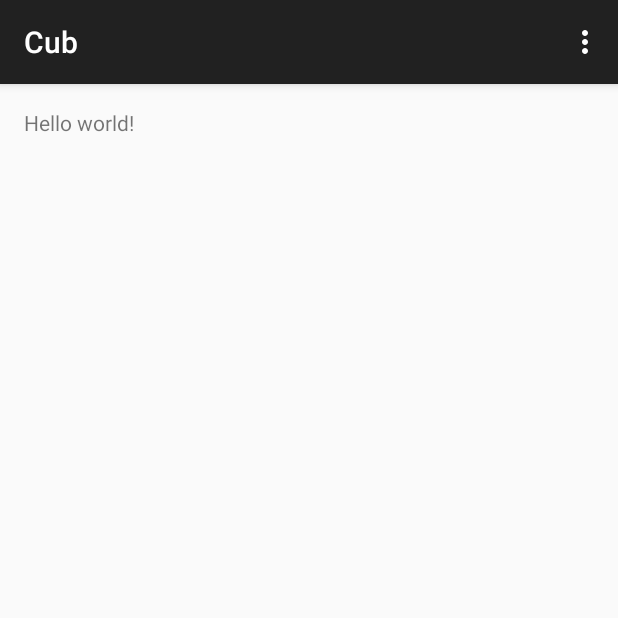
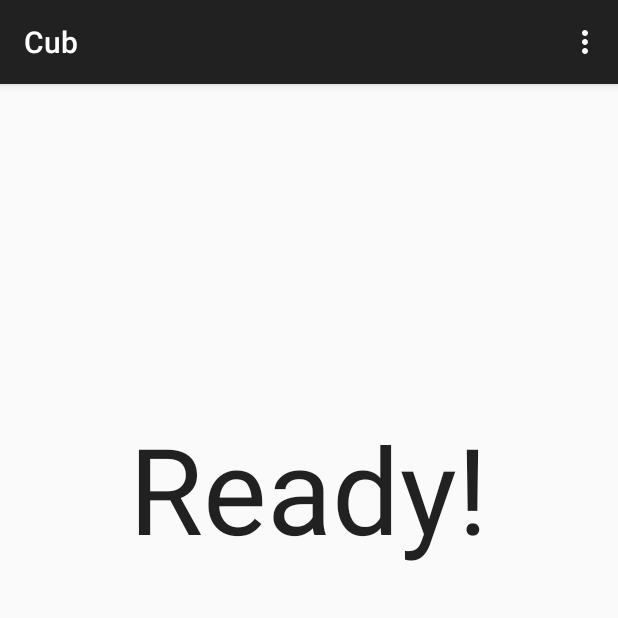
Before and after one commit to limabeans/cub, an Android app: the screen it shows after launch (MainActivity), on a phone screen of 412 x 824 dp, the top half of it. Run offline under Robolectric (Android 15) with nearby library versions, the phone set to English and light mode, and no system bars.

```diff
--- a/app/src/main/java/com/angelllim/cube/cub/MainActivity.java
+++ b/app/src/main/java/com/angelllim/cube/cub/MainActivity.java
@@ -1,17 +1,32 @@
 package com.angelllim.cube.cub;
 
+import android.graphics.Color;
+import android.os.Handler;
 import android.support.v7.app.ActionBarActivity;
 import android.os.Bundle;
+import android.util.Log;
 import android.view.Menu;
 import android.view.MenuItem;
+import android.view.MotionEvent;
+import android.view.View;
+import android.view.View.OnTouchListener;
+import android.widget.RelativeLayout;
+import android.widget.TextView;
 
 
-public class MainActivity extends ActionBarActivity {
+public class MainActivity extends ActionBarActivity implements OnTouchListener {
 
+
+    private TextView currentTimeTextView;
     @Override
     protected void onCreate(Bundle savedInstanceState) {
         super.onCreate(savedInstanceState);
         setContentView(R.layout.activity_main);
+
+        RelativeLayout thisScreen = (RelativeLayout) findViewById(R.id.timerScreen);
+        thisScreen.setOnTouchListener(this);
+
+        currentTimeTextView = (TextView) findViewById(R.id.currentTime);
     }
 
 
@@ -36,4 +51,35 @@ public class MainActivity extends ActionBarActivity {
 
         return super.onOptionsItemSelected(item);
     }
+
+
+    long startTime;
+    Handler handle = new Handler();
+    Handler handle2 = new Handler();
+    @Override
+    public boolean onTouch(View v, MotionEvent event) {
+        currentTimeTextView.setText("0.000");
+        currentTimeTextView.setTextColor(Color.RED);
+        switch(event.getAction()) {
+            case MotionEvent.ACTION_DOWN:
+                handle.postDelayed(null,500);
+                break;
+            case MotionEvent.ACTION_UP:
+                startTime = System.currentTimeMillis();
+                Runnable time = new Runnable() {
+                    @Override
+                    public void run() {
+                        long timeInMillis = System.currentTimeMillis() - startTime;
+                        currentTimeTextView.setText(String.valueOf(timeInMillis));
+                    }
+                };
+                handle2.postDelayed(time, 0);
+                break;
+            default:
+                currentTimeTextView.setTextColor(Color.BLACK);
+                break;
+
+        }
+        return true;
+    }
 }
--- a/app/src/main/res/layout/activity_main.xml
+++ b/app/src/main/res/layout/activity_main.xml
@@ -3,9 +3,17 @@
     android:layout_height="match_parent" android:paddingLeft="@dimen/activity_horizontal_margin"
     android:paddingRight="@dimen/activity_horizontal_margin"
     android:paddingTop="@dimen/activity_vertical_margin"
-    android:paddingBottom="@dimen/activity_vertical_margin" tools:context=".MainActivity">
+    android:paddingBottom="@dimen/activity_vertical_margin" tools:context=".MainActivity"
+    android:id="@+id/timerScreen">
 
-    <TextView android:text="@string/hello_world" android:layout_width="wrap_content"
-        android:layout_height="wrap_content" />
-
+    <TextView
+        android:layout_width="wrap_content"
+        android:layout_height="wrap_content"
+        android:textAppearance="?android:attr/textAppearanceLarge"
+        android:text="Ready!"
+        android:textSize="80sp"
+        android:id="@+id/currentTime"
+        android:layout_alignParentTop="true"
+        android:layout_centerHorizontal="true"
+        android:layout_marginTop="200dp" />
 </RelativeLayout>
```
Also changed, not shown: 1 other file.
